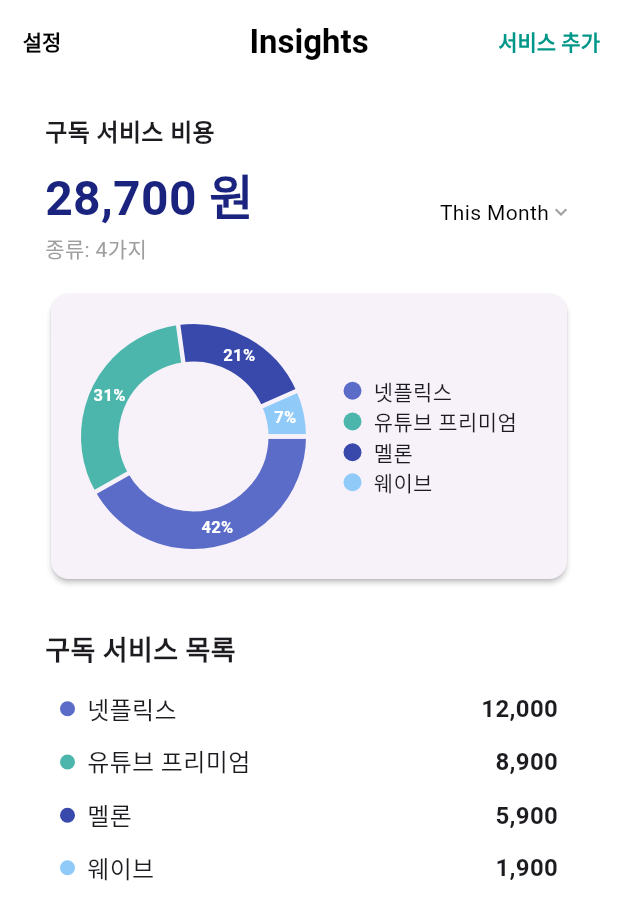
After one commit to opensw-subscribe/sub, a Flutter app: the SubCircleChartScreen screen opened directly, after a tap on "설정", on a phone screen of 412 x 824 dp. The commit adds this screen. Shown: the top 920 px of the screen. Run offline on Flutter 3.47's test engine with Material 3 defaults, Android fonts, the phone set to English and light mode, and no system bars; drawn by our look-alikes of fl_chart; our stand-ins replace carousel_slider, logger; Roboto replaces fonts that are missing (Pretendard).

Commit message:
modify screen

```diff
--- a/poc_app_usage/lib/screens/main_screen.dart
+++ b/poc_app_usage/lib/screens/main_screen.dart
@@ -1,22 +1,51 @@
 import 'package:flutter/material.dart';
+import 'sub_circle_chart_screen.dart';
 
 class MainDashboardScreen extends StatelessWidget {
   const MainDashboardScreen({super.key});
 
   @override
   Widget build(BuildContext context) {
-    return Scaffold(
-      appBar: AppBar(
-        title: const Text('메인 대시보드'),
-        backgroundColor: Theme.of(context).primaryColor,
-        foregroundColor: Colors.white,
+    return MaterialApp(
+      title: 'Subscription Insight App',
+      // 🎨 앱의 전반적인 디자인 테마 설정
+      theme: ThemeData(
+        // Primary Color를 남색 계열로 설정하여 통일성을 줍니다.
+        primaryColor: const Color(0xFF1A237E),
+        // 앱바, 버튼 등에 사용될 Accent Color 설정
+        colorScheme: ColorScheme.fromSwatch().copyWith(
+          secondary: const Color(0xFF4DB6AC), // Teal 색상 (What-If, Chart에서 사용된 색)
+          primary: const Color(0xFF1A237E), // 남색
+        ),
+        // 버튼 스타일 설정 (로그인 버튼에 적용됩니다)
+        elevatedButtonTheme: ElevatedButtonThemeData(
+          style: ElevatedButton.styleFrom(
+            backgroundColor: const Color(0xFF1A237E), // 배경색: 남색
+            foregroundColor: Colors.white, // 텍스트 색상: 흰색
+            minimumSize: const Size(double.infinity, 50), // 버튼 높이 통일
+            shape: RoundedRectangleBorder(
+              borderRadius: BorderRadius.circular(8),
+            ),
+            textStyle: const TextStyle(
+              fontSize: 18,
+              fontWeight: FontWeight.bold,
+            ),
+          ),
+        ),
+        scaffoldBackgroundColor: Colors.white, // 배경색
+        appBarTheme: const AppBarTheme(
+          iconTheme: IconThemeData(color: Colors.black),
+          titleTextStyle: TextStyle(
+            color: Colors.black,
+            fontSize: 20,
+            fontWeight: FontWeight.bold,
+          ),
+        ),
+        useMaterial3: true,
       ),
-      body: const Center(
-        child: Text(
-          '로그인 성공! 메인 대시보드입니다.',
-          style: TextStyle(fontSize: 24, fontWeight: FontWeight.bold),
-        ),
-      ),
+
+      home: const SubCircleChartScreen(userId: 'test_user_id'),
+
     );
   }
 }
--- /dev/null
+++ b/poc_app_usage/lib/screens/sub_circle_chart_screen.dart
@@ -0,0 +1,307 @@
+import 'package:flutter/material.dart';
+import 'package:fl_chart/fl_chart.dart';
+import '../datas/circle_graph_data.dart';// Statistic 모델 import 필요
+import '../service/sub_cricle_graph_service.dart'; // StatisticService import 필요
+import 'dart:math';
+
+class CircleGraphData {
+  final String userId;
+  final String appName;
+  final int serviceMonthlyPrice;
+
+  CircleGraphData({
+    required this.userId,
+    required this.appName,
+    required this.serviceMonthlyPrice,
+  });
+
+  factory CircleGraphData.mock(Map<String, dynamic> json) {
+    return CircleGraphData(
+      userId: json['user_id'] as String,
+      appName: json['app_name'] as String,
+      serviceMonthlyPrice: json['service_monthly_price'] as int,
+    );
+  }
+}
+
+class CircleGraphService {
+  Future<List<CircleGraphData>> fetchStatistics(String userId) async {
+    await Future.delayed(const Duration(milliseconds: 800));
+    final List<Map<String, dynamic>> mockData = [
+      {"user_id": userId, "app_name": "멜론", "service_monthly_price": 5900},
+      {"user_id": userId, "app_name": "넷플릭스", "service_monthly_price": 12000},
+      {
+        "user_id": userId,
+        "app_name": "유튜브 프리미엄",
+        "service_monthly_price": 8900,
+      },
+      {"user_id": userId, "app_name": "웨이브", "service_monthly_price": 1900},
+    ];
+
+    return mockData.map((jsonItem) => CircleGraphData.mock(jsonItem)).toList();
+  }
+}
+//여기까지 임시 데이터
+
+class SubCircleChartScreen extends StatefulWidget {
+  final String userId;
+
+  const SubCircleChartScreen({super.key, required this.userId});
+
+  @override
+  State<SubCircleChartScreen> createState() => _SubCircleChartScreenState();
+}
+
+class _SubCircleChartScreenState extends State<SubCircleChartScreen> {
+  final CircleGraphService _service = CircleGraphService();
+  late Future<List<CircleGraphData>> _statisticFuture;
+  List<CircleGraphData> _allStatistics = [];
+
+  final List<Color> _chartColors = [
+    Color(0xFF5B6BC8),
+    Color(0xFF4DB6AC),
+    Color(0xFF3949AB),
+    Color(0xFF90CAF9),
+  ];
+
+  @override
+  void initState() {
+    super.initState();
+    _statisticFuture = _fetchAndProcessData();
+  }
+
+  Future<List<CircleGraphData>> _fetchAndProcessData() async {
+    _allStatistics = await _service.fetchStatistics(widget.userId);
+    _allStatistics.sort(
+      (a, b) => b.serviceMonthlyPrice.compareTo(a.serviceMonthlyPrice),
+    );
+    return _allStatistics;
+  }
+
+  int get _totalMonthlyExpense =>
+      _allStatistics.fold(0, (sum, item) => sum + item.serviceMonthlyPrice);
+
+  List<PieChartSectionData> _getSections(double total) {
+    if (total == 0) return [];
+
+    return List.generate(_allStatistics.length, (i) {
+      final data = _allStatistics[i];
+      final percentage = data.serviceMonthlyPrice / total * 100;
+      final titleText = percentage >= 5
+          ? '${percentage.toStringAsFixed(0)}%'
+          : '';
+
+      return PieChartSectionData(
+        color: _chartColors[i % _chartColors.length],
+        value: data.serviceMonthlyPrice.toDouble(),
+        title: titleText,
+        radius: 25, //반지름 설정
+        titlePositionPercentageOffset: 0.5, // 원 퍼센트 텍스트 조정
+        titleStyle: const TextStyle(
+          fontSize: 11,
+          fontWeight: FontWeight.bold,
+          color: Colors.white,
+        ),
+      );
+    });
+  }
+
+  Widget _buildLegend() {
+    return Column(
+      crossAxisAlignment: CrossAxisAlignment.start,
+      children: List.generate(_allStatistics.length, (i) {
+        final data = _allStatistics[i];
+        return Row(
+          children: [
+            Container(
+              width: 12,
+              height: 12,
+              decoration: BoxDecoration(
+                color: _chartColors[i % _chartColors.length],
+                shape: BoxShape.circle,
+              ),
+            ),
+            const SizedBox(width: 8),
+            Text(data.appName, style: const TextStyle(fontSize: 14)),
+          ],
+        );
+      }),
+    );
+  }
+
+  Widget _buildServiceList() {
+    return Column(
+      crossAxisAlignment: CrossAxisAlignment.start,
+      children: [
+        const Text(
+          "구독 서비스 목록",
+          style: TextStyle(fontSize: 18, fontWeight: FontWeight.bold),
+        ),
+        const SizedBox(height: 8),
+
+        ..._allStatistics.map((s) {
+          final formattedPrice = s.serviceMonthlyPrice
+              .toString()
+              .replaceAllMapped(
+                RegExp(r'(\d{1,3})(?=(\d{3})+(?!\d))'),
+                (m) => "${m[1]},",
+              );
+          final index = _allStatistics.indexOf(s);
+
+          return Padding(
+            padding: const EdgeInsets.symmetric(horizontal: 10, vertical: 6), //서비스 목록 패딩 조절
+            child: Row(
+              children: [
+                Container(
+                  width: 10,
+                  height: 10,
+                  decoration: BoxDecoration(
+                    color: _chartColors[index % _chartColors.length],
+                    shape: BoxShape.circle,
+                  ),
+                ),
+                const SizedBox(width: 8),
+                Expanded(
+                  child: Text(s.appName, style: const TextStyle(fontSize: 16)),
+                ),
+                Text(
+                  "$formattedPrice",
+                  style: const TextStyle(
+                    fontSize: 16,
+                    fontWeight: FontWeight.bold,
+                  ),
+                ),
+              ],
+            ),
+          );
+        }).toList(),
+      ],
+    );
+  }
+
+  @override
+  Widget build(BuildContext context) {
+    return Scaffold(
+      appBar: AppBar(
+        title: const Text(
+          "Insights",
+          style: TextStyle(color: Colors.black, fontWeight: FontWeight.bold),
+        ),
+        centerTitle: true,
+        leading: TextButton(
+          onPressed: () {},
+          child: const Text("설정", style: TextStyle(color: Colors.black)),
+        ),
+        actions: [
+          TextButton(
+            onPressed: () {},
+            child: const Text("서비스 추가", style: TextStyle(color: Colors.teal)),
+          ),
+        ],
+        backgroundColor: Colors.white,
+        elevation: 0,
+      ),
+      body: FutureBuilder(
+        future: _statisticFuture,
+        builder: (_, snapshot) {
+          if (snapshot.connectionState == ConnectionState.waiting) {
+            return const Center(child: CircularProgressIndicator());
+          }
+
+          final formattedTotal = _totalMonthlyExpense
+              .toString()
+              .replaceAllMapped(
+                RegExp(r'(\d{1,3})(?=(\d{3})+(?!\d))'),
+                (m) => "${m[1]},",
+              );
+
+          return SingleChildScrollView(
+            padding: const EdgeInsets.symmetric(horizontal: 30, vertical: 20),
+            child: Column(
+              crossAxisAlignment: CrossAxisAlignment.start,
+              children: [
+                const Text(
+                  "구독 서비스 비용",
+                  style: TextStyle(fontSize: 16, fontWeight: FontWeight.bold),
+                ),
+                const SizedBox(height: 7),
+
+                Row(
+                  mainAxisAlignment: MainAxisAlignment.spaceBetween,
+                  children: [
+                    Column(
+                      crossAxisAlignment: CrossAxisAlignment.start,
+                      children: [
+                        Text(
+                          "$formattedTotal 원",
+                          style: const TextStyle(
+                            fontSize: 32,
+                            fontWeight: FontWeight.bold,
+                            color: Color(0xFF1A237E)
+                          ),
+                        ),
+                        Text(
+                          "종류: ${_allStatistics.length}가지",
+                          style: const TextStyle(color: Colors.grey),
+                        ),
+                      ],
+                    ),
+                    Row(
+                      children: const [
+                        Text(
+                          "This Month",
+                          style: TextStyle(color: Colors.black),
+                        ),
+                        Icon(
+                          Icons.keyboard_arrow_down,
+                          size: 16,
+                          color: Colors.grey,
+                        ),
+                      ],
+                    ),
+                  ],
+                ),
+
+                const SizedBox(height: 16),
+
+                Card(
+                  elevation: 1.5,
+                  shape: RoundedRectangleBorder(
+                    borderRadius: BorderRadius.circular(12),
+                  ),
+                  child: Padding(
+                    padding: const EdgeInsets.all(15),
+                    child: Row(
+                      crossAxisAlignment: CrossAxisAlignment.center,
+                      children: [
+                        SizedBox(
+                          width: 160, // 원 크기 고정
+                          height: 160,
+                          child: PieChart(
+                            PieChartData(
+                              sections: _getSections(
+                                _totalMonthlyExpense.toDouble(),
+                              ),
+                              centerSpaceRadius: 50,
+                              sectionsSpace: 3,
+                              borderData: FlBorderData(show: false),
+                            ),
+                          ),
+                        ),
+                        const SizedBox(width: 20), //  원과 범례 사이 간격
+                        Expanded(child: _buildLegend()), // 나머지 공간은 범례가 차지
+                      ],
+                    ),
+                  ),
+                ),
+                const SizedBox(height: 30),
+
+                _buildServiceList(),
+              ],
+            ),
+          );
+        },
+      ),
+    );
+  }
+}
--- a/poc_app_usage/lib/service/sub_whatif_service.dart
+++ b/poc_app_usage/lib/service/sub_whatif_service.dart
@@ -1,7 +1,7 @@
 import 'package:http/http.dart' as http;
 import 'dart:convert';
 import 'package:poc_app_usage/utils/logger.dart';
-import '../what-if_data.dart'; // 모델 클래스 위치에 따라 경로 수정 필요
+import '../datas/what-if_data.dart'; // 모델 클래스 위치에 따라 경로 수정 필요
 
 class WhatifService {
   // 실제 API 엔드포인트로 변경
--- a/poc_app_usage/pubspec.yaml
+++ b/poc_app_usage/pubspec.yaml
@@ -39,6 +39,7 @@
 
   http: ^1.0.0
   logger: ^2.6.2
+  fl_chart: ^0.40.0
 
 
 dev_dependencies:
```
Also changed, not shown: poc_app_usage/pubspec.lock.
